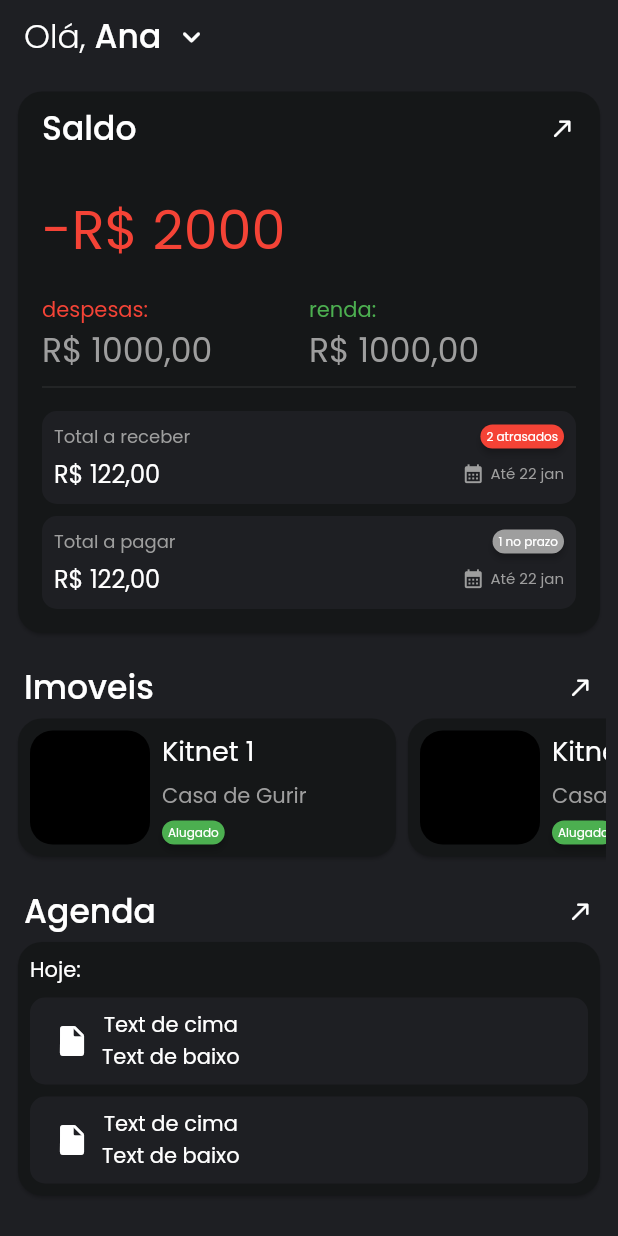
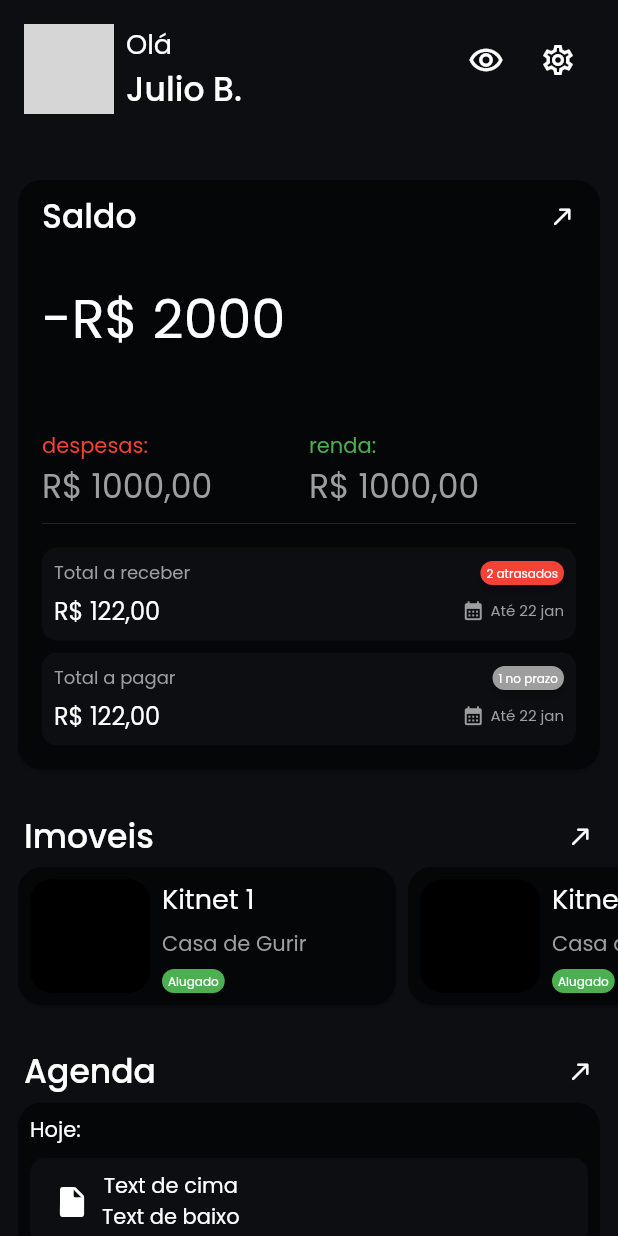
Before and after one commit to juliobissoli/RenterApp, a Flutter app: the screen it shows after launch, on a phone screen of 412 x 824 dp. Run offline on Flutter 3.47's test engine with Material 2 defaults, Android fonts, the phone set to English and light mode, and no system bars; drawn by our look-alikes of badges; our stand-ins replace google_fonts; missing offline and left inert: dart:ffi; network calls fail; grey boxes are pictures that could not be loaded.

Commit message:
Finalizar home com barra superior Criação de tela de imoveis

```diff
--- a/lib/components/home/balance-card.dart
+++ b/lib/components/home/balance-card.dart
@@ -23,10 +23,13 @@ class BalanceCard extends StatelessWidget {
                   child: Text(
                     '-R\$ 2000',
                     style: TextStyle(
-                        fontSize: 36,
-                        fontWeight: FontWeight.normal,
-                        color: Colors.red),
+                      fontSize: 36,
+                      fontWeight: FontWeight.normal,
+                    ),
                   )),
+              SizedBox(
+                height: 32,
+              ),
               Row(
                 mainAxisAlignment: MainAxisAlignment.center,
                 children: [
--- a/lib/components/home/properties-list.dart
+++ b/lib/components/home/properties-list.dart
@@ -16,16 +16,21 @@ class _HomePrpertiesListState extends State<HomePrpertiesList> {
     return Column(
       crossAxisAlignment: CrossAxisAlignment.start,
       children: [
-        TitleButtom(
-          title: 'Imoveis',
-          onClock: () {
-            print("ir para tela de lista de imoveis");
-          },
+        Padding(
+          padding: const EdgeInsets.symmetric(horizontal: 8.0),
+          child: TitleButtom(
+            title: 'Imoveis',
+            onClock: () {
+              Navigator.pushNamed(context, '/properties');
+              print("ir para tela de lista de imoveis");
+            },
+          ),
         ),
         Container(
             height: 100,
             width: 500,
             child: ListView(
+              padding: const EdgeInsets.symmetric(horizontal: 8.0),
               scrollDirection: Axis.horizontal,
               children: [PrortiesCard(), PrortiesCard()],
             ))
--- a/lib/components/home/top-bar.dart
+++ b/lib/components/home/top-bar.dart
@@ -5,16 +5,66 @@ class HomeTopBar extends StatelessWidget {
 
   @override
   Widget build(BuildContext context) {
-    return Container(
-      // color: Colors.purple,
-      padding: const EdgeInsets.all(8),
-      child: Row(mainAxisAlignment: MainAxisAlignment.spaceBetween, children: [
-        Text(
-          'Olá Maria',
-          style: TextStyle(fontSize: 28, fontWeight: FontWeight.w100),
-        ),
-        IconButton(onPressed: () {}, icon: Icon(Icons.visibility))
-      ]),
+    return Padding(
+      padding: const EdgeInsets.all(8.0),
+      child: Row(
+          crossAxisAlignment: CrossAxisAlignment.start,
+          mainAxisAlignment: MainAxisAlignment.spaceBetween,
+          children: [
+            Row(
+              children: [
+                CircleAvatar(
+                  radius: 30,
+                  backgroundImage: NetworkImage(
+                      'https://images.unsplash.com/photo-1463453091185-61582044d556?ixlib=rb-1.2.1&ixid=MnwxMjA3fDB8MHxwaG90by1wYWdlfHx8fGVufDB8fHx8&auto=format&fit=crop&w=1170&q=80'),
+                ),
+                SizedBox(
+                  width: 8,
+                ),
+                Column(
+                  mainAxisAlignment: MainAxisAlignment.end,
+                  crossAxisAlignment: CrossAxisAlignment.start,
+                  children: [
+                    Text(
+                      'Olá',
+                      style: TextStyle(fontSize: 18),
+                    ),
+                    Text(
+                      'Julio B.',
+                      style:
+                          TextStyle(fontSize: 22, fontWeight: FontWeight.w500),
+                    )
+                  ],
+                )
+              ],
+            ),
+            Row(
+              mainAxisAlignment: MainAxisAlignment.end,
+              children: [
+                IconButton(
+                    onPressed: () {
+                      print("não ver dados");
+                    },
+                    icon: Icon(Icons.remove_red_eye_outlined)),
+                IconButton(
+                    onPressed: () {
+                      print('Setings');
+                    },
+                    icon: Icon(Icons.settings_outlined)),
+              ],
+            )
+          ]),
     );
+    // Row(
+    //   // color: Colors.purple,
+    //   padding: const EdgeInsets.all(8),
+    //   child: Row(mainAxisAlignment: MainAxisAlignment.spaceBetween, children: [
+    //     Text(
+    //       'Olá Maria',
+    //       style: TextStyle(fontSize: 28, fontWeight: FontWeight.w100),
+    //     ),
+    //     IconButton(onPressed: () {}, icon: Icon(Icons.visibility))
+    //   ]),
+    // );
   }
 }
--- a/lib/components/properties/properties-card.dart
+++ b/lib/components/properties/properties-card.dart
@@ -34,10 +34,7 @@ class PrortiesCard extends StatelessWidget {
             padding: const EdgeInsets.all(8.0),
             child: Row(
               children: [
-                ImageBox(
-                  size: 80,
-                  exist: false,
-                ),
+                ImageBox(size: 80, exist: false, border_size: 1),
                 SizedBox(
                   width: 8,
                 ),
--- a/lib/router.dart
+++ b/lib/router.dart
@@ -1,10 +1,12 @@
 import 'package:flutter/material.dart';
 import 'package:renter_app/scream/home.dart';
 import 'package:renter_app/scream/login.dart';
+import 'package:renter_app/scream/properties.dart';
 import 'package:renter_app/scream/splash.dart';
 
 Map<String, WidgetBuilder> appRoutes() => <String, WidgetBuilder>{
       '/': (context) => SplashScream(),
       '/login': (context) => const LoginScream(),
       '/home': (context) => HomeScream(),
+      '/properties': (context) => PropertiesScream(),
     };
--- a/lib/scream/home.dart
+++ b/lib/scream/home.dart
@@ -21,20 +21,31 @@ class _HomeScreamState extends State<HomeScream> {
   @override
   Widget build(BuildContext context) {
     return Scaffold(
-      appBar: AppBarCustom(
-        title: 'Ana',
-      ),
+      // appBar: AppBarCustom(
+      //   title: 'Ana',
+      // ),
       body: SafeArea(
         // child: Expanded(
         //  double.infinity,
         child: ListView(
-          padding: const EdgeInsets.all(8),
+          // padding: const EdgeInsets.all(8),
           children: <Widget>[
-            BalanceCard(),
+            Padding(
+              padding: const EdgeInsets.all(8.0),
+              child: HomeTopBar(),
+            ),
+            SizedBox(height: 16),
+            Padding(
+              padding: const EdgeInsets.all(8.0),
+              child: BalanceCard(),
+            ),
             SizedBox(height: 16),
             HomePrpertiesList(),
             SizedBox(height: 16),
-            HomeCalendarList()
+            Padding(
+              padding: const EdgeInsets.all(8.0),
+              child: HomeCalendarList(),
+            )
           ],
         ),
       ),
--- a/lib/theme.dart
+++ b/lib/theme.dart
@@ -10,13 +10,13 @@ class CustimTheme {
       ));
 
   static ThemeData darkTheme = ThemeData(
-      scaffoldBackgroundColor: Color(0xFF1E1F23),
+      scaffoldBackgroundColor: Color(0xFF0D0E12),
       colorScheme: ColorScheme.dark(),
 
       // fontFamily: GoogleFonts.poppins(),
 
       textTheme: GoogleFonts.poppinsTextTheme().apply(bodyColor: Colors.white),
-      cardTheme: CardTheme(color: Color(0xFF151718)),
+      cardTheme: CardTheme(color: Color(0xFF040607)),
       appBarTheme: AppBarTheme(
         backgroundColor: Colors.black,
       ));
```
Also changed, not shown: lib/scream/properties.dart (added, +38 -0 lines).
